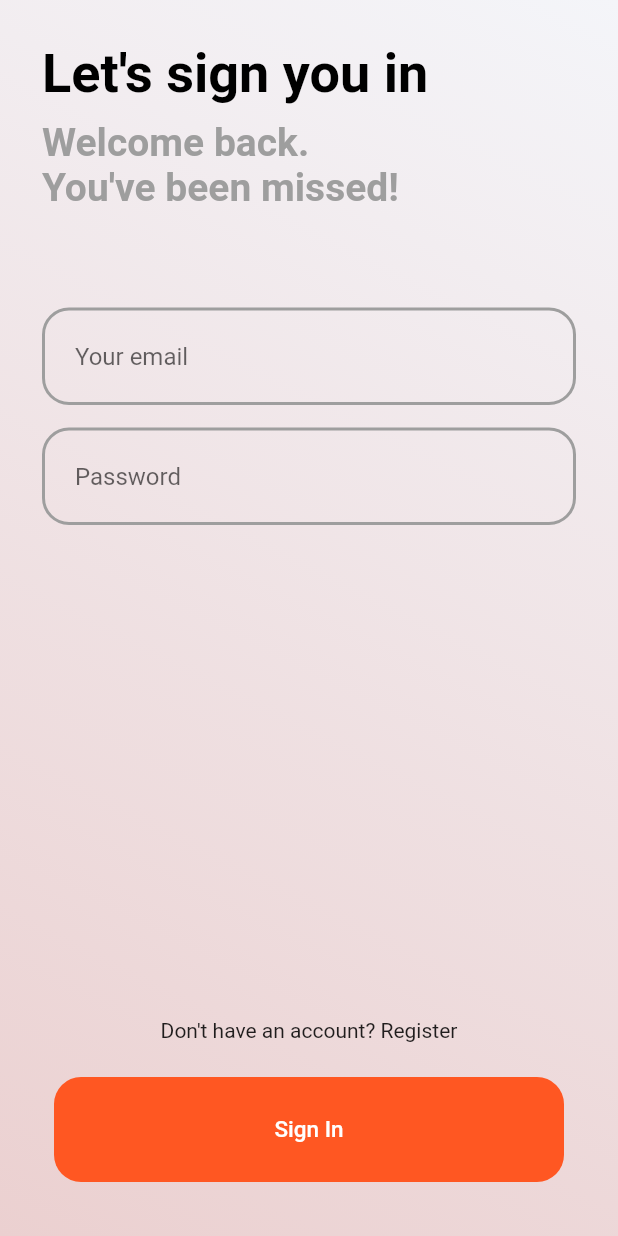
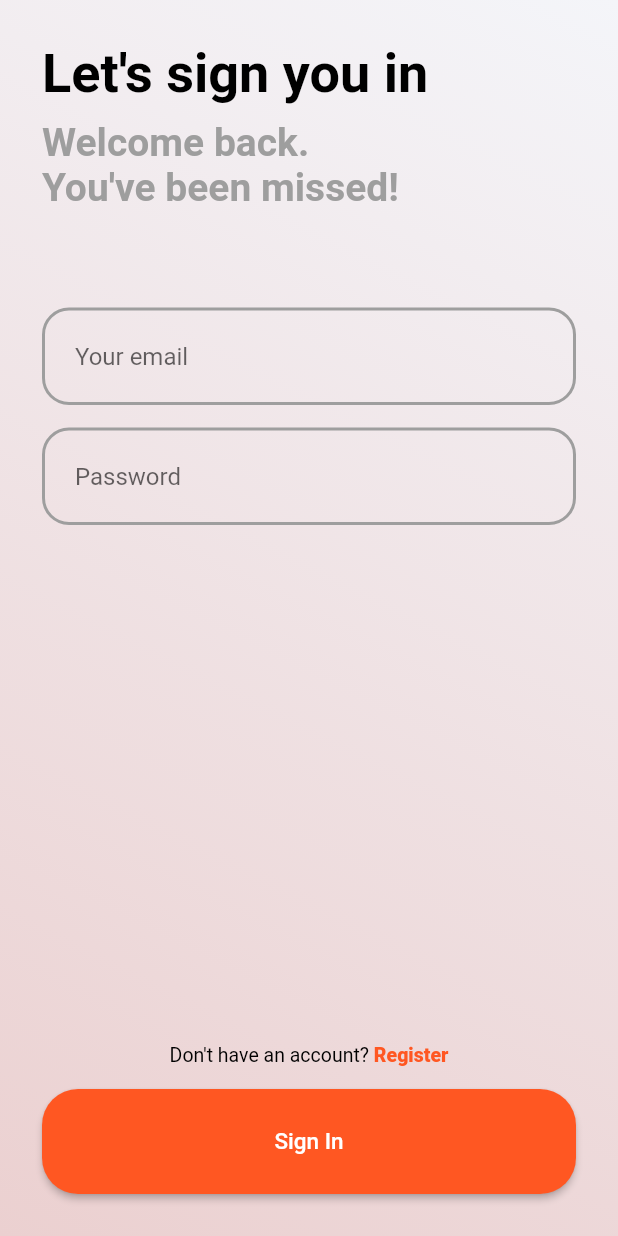
Before and after one commit to UncleVesemir/Graphql_banking_app, a Flutter app: the screen it shows after launch, after a tap on "Sign In", on a phone screen of 412 x 824 dp. Run offline on Flutter 3.47's test engine with Material 2 defaults, Android fonts, the phone set to English and light mode, and no system bars; our stand-ins replace flutter_svg_provider, graphql_flutter, hexcolor.

Commit message:
Finish Sign In/Registration page

```diff
--- a/lib/src/data/models/user.dart
+++ b/lib/src/data/models/user.dart
@@ -1 +1,33 @@
-class UserModel {}
+import 'dart:convert';
+
+import 'package:banking/src/domain/entities/card.dart';
+import 'package:banking/src/domain/entities/user.dart';
+
+part 'user_mapper.dart';
+
+UserModel userModelFromJson(String str) => UserModel.fromJson(json.decode(str));
+
+String userModelToJson(UserModel data) => json.encode(data.toJson());
+
+class UserModel extends User {
+  const UserModel({
+    required String uuid,
+    required String name,
+    required String email,
+    required String password,
+    required int id,
+    List<Card>? cards,
+  }) : super(
+          uuid: uuid,
+          name: name,
+          email: email,
+          password: password,
+          id: id,
+          cards: cards,
+        );
+
+  factory UserModel.fromJson(Map<String, dynamic> json) =>
+      _$UserModelFromJson(json);
+
+  Map<String, dynamic> toJson() => _$UserModelToJson(this);
+}
--- a/lib/src/data/network/query_mutation.dart
+++ b/lib/src/data/network/query_mutation.dart
@@ -15,6 +15,9 @@ class QueryMutation {
             user_name: \$name
           }) {
             user_id
+            user_email
+            user_password
+            user_name
           }
       }
       """;
--- a/lib/src/domain/entities/user.dart
+++ b/lib/src/domain/entities/user.dart
@@ -1,3 +1,5 @@
+import 'dart:convert';
+
 import 'card.dart';
 
 class User {
--- a/lib/src/presentation/styles.dart
+++ b/lib/src/presentation/styles.dart
@@ -29,6 +29,30 @@ class AppTextStyles {
     fontFamily: 'Fredoka SemiBold',
   );
 
+  static const TextStyle hyperLinkInactive = TextStyle(
+    fontSize: 13,
+    color: Colors.black,
+    fontWeight: FontWeight.w400,
+  );
+
+  static const TextStyle hyperLinkActive = TextStyle(
+    fontSize: 13,
+    color: Colors.deepOrange,
+    fontWeight: FontWeight.w800,
+  );
+
+  static const TextStyle errorValueBlack = TextStyle(
+    fontSize: 15,
+    color: Colors.black,
+    fontWeight: FontWeight.w600,
+  );
+
+  static const TextStyle errorValueOrange = TextStyle(
+    fontSize: 13,
+    color: Colors.deepOrange,
+    fontWeight: FontWeight.w800,
+  );
+
   static const TextStyle boldLowValueWhiteMedium = TextStyle(
     fontSize: 17,
     fontFamily: 'Fredoka SemiBold',
@@ -52,6 +76,20 @@ class AppTextStyles {
     fontSize: 36,
     // fontFamily: 'Fredoka SemiBold',
     fontWeight: FontWeight.w600,
+    color: Colors.black,
+  );
+
+  static const TextStyle loginGrey = TextStyle(
+    fontSize: 20,
+    // fontFamily: 'Fredoka SemiBold',
+    fontWeight: FontWeight.w400,
+    color: Colors.grey,
+  );
+
+  static const TextStyle loginBlack = TextStyle(
+    fontSize: 36,
+    // fontFamily: 'Fredoka SemiBold',
+    fontWeight: FontWeight.w800,
     color: Colors.black,
   );
 
--- a/lib/src/presentation/views/login/login.dart
+++ b/lib/src/presentation/views/login/login.dart
@@ -1,4 +1,5 @@
 import 'package:banking/src/presentation/styles.dart';
+import 'package:banking/src/presentation/views/login/register.dart';
 import 'package:banking/src/presentation/views/login/sign_in.dart';
 import 'package:flutter/material.dart';
 
@@ -12,7 +13,6 @@ class LoginPage extends StatefulWidget {
 class _LoginPageState extends State<LoginPage> {
   Widget _buildBody() {
     return Container(
-      // color: Colors.red,
       decoration: AppColors.appBackgroundGradient,
       child: SafeArea(
         child: Padding(
@@ -20,12 +20,23 @@ class _LoginPageState extends State<LoginPage> {
           child: Column(
             mainAxisAlignment: MainAxisAlignment.spaceBetween,
             children: [
-              Container(
-                width: 350,
-                height: 350,
-                color: Colors.white,
+              const SizedBox(height: 10),
+              Image.asset('assets/images/login.png'),
+              Column(
+                children: const [
+                  Text(
+                    'Daily operations on the go.',
+                    style: AppTextStyles.loginBlack,
+                    textAlign: TextAlign.center,
+                  ),
+                  SizedBox(height: 15),
+                  Text(
+                    'Enjoy simpler banking on the go with the Banking App. Available for our customers.',
+                    style: AppTextStyles.loginGrey,
+                    textAlign: TextAlign.center,
+                  ),
+                ],
               ),
-              Container(),
               Container(
                 width: double.infinity,
                 height: 70,
@@ -37,10 +48,23 @@ class _LoginPageState extends State<LoginPage> {
                   children: [
                     Flexible(
                       flex: 2,
-                      child: Container(
-                        decoration: BoxDecoration(
-                          color: Colors.white,
-                          borderRadius: BorderRadius.circular(24),
+                      child: ElevatedButton(
+                        onPressed: () {
+                          Navigator.push(
+                              context,
+                              MaterialPageRoute(
+                                  builder: (BuildContext ctx) =>
+                                      const RegisterPage()));
+                        },
+                        style: ButtonStyle(
+                          backgroundColor:
+                              MaterialStateProperty.all(Colors.white),
+                          shape:
+                              MaterialStateProperty.all<RoundedRectangleBorder>(
+                            RoundedRectangleBorder(
+                              borderRadius: BorderRadius.circular(24),
+                            ),
+                          ),
                         ),
                         child: const Center(
                           child: Text(
--- a/lib/src/presentation/views/login/sign_in.dart
+++ b/lib/src/presentation/views/login/sign_in.dart
@@ -1,9 +1,16 @@
 import 'package:banking/main.dart';
+import 'package:banking/src/data/models/user.dart';
 import 'package:banking/src/data/network/query_mutation.dart';
 import 'package:banking/src/presentation/styles.dart';
+import 'package:banking/src/presentation/utils/clippers.dart';
+import 'package:banking/src/presentation/utils/helper_widgets.dart';
 import 'package:banking/src/presentation/views/home.dart';
+import 'package:flutter/gestures.dart';
 import 'package:flutter/material.dart';
 import 'package:graphql_flutter/graphql_flutter.dart';
+import 'dart:convert' as convert;
+
+import 'register.dart';
 
 class SignInPage extends StatefulWidget {
   const SignInPage({Key? key}) : super(key: key);
@@ -66,14 +73,40 @@ class _SignInPageState extends State<SignInPage> {
   Widget _signInButtons() {
     return Column(
       children: [
-        const Text('Don\'t have an account? Register'),
+        RichText(
+          textAlign: TextAlign.start,
+          text: TextSpan(
+            text: 'Don\'t have an account? ',
+            style: AppTextStyles.hyperLinkInactive,
+            children: <TextSpan>[
+              TextSpan(
+                text: 'Register',
+                style: AppTextStyles.hyperLinkActive,
+                recognizer: TapGestureRecognizer()
+                  ..onTap = () => UtilsWidget.navigateToScreen(
+                      context, const RegisterPage()),
+              ),
+            ],
+          ),
+        ),
         const SizedBox(height: 15),
-        TextButton(
+        SizedBox(
+          width: double.infinity,
+          height: 70,
+          child: ElevatedButton(
+            style: ButtonStyle(
+              backgroundColor: MaterialStateProperty.all(Colors.deepOrange),
+              shape: MaterialStateProperty.all<RoundedRectangleBorder>(
+                RoundedRectangleBorder(
+                  borderRadius: BorderRadius.circular(24),
+                ),
+              ),
+            ),
             onPressed: () async {
               if (_emailController.text.isNotEmpty &&
                   _passwordController.text.isNotEmpty) {
-              var email = _emailController.text.trim();
-              var password = _passwordController.text.trim();
+                var email = _emailController.text.trim().toLowerCase();
+                var password = _passwordController.text.trim().toLowerCase();
                 GraphQLClient _client = graphQLConfiguration.clientToQuery();
                 QueryResult result = await _client.query(
                   QueryOptions(
@@ -81,26 +114,37 @@ class _SignInPageState extends State<SignInPage> {
                     variables: addMutation.loginVariables(email, password),
                   ),
                 );
-              print(result.data);
                 if (result.hasException) {
                   print(result.exception);
                 } else {
-                Navigator.push(
+                  if (result.data!['user'].toString().length > 10) {
+                    print(result.data!['user'].toString());
+                    var user = UserModel.fromJson(result.data!['user'][0]);
+                    UtilsWidget.showInfoSnackBar(
                       context,
-                    MaterialPageRoute(
-                        builder: (BuildContext ctx) => const Home()));
+                      'Logged as ${user.name}',
+                    );
+                    UtilsWidget.navigateToScreen(context, const Home());
+                  } else {
+                    UtilsWidget.showInfoSnackBar(
+                      context,
+                      'Incorrect email or password',
+                    );
+                  }
+                }
+
+                if (result.hasException) {
+                  print(result.exception);
+                } else {
+                  // Navigator.push(
+                  //     context,
+                  //     MaterialPageRoute(
+                  //         builder: (BuildContext ctx) => const Home()));
                 }
               }
             },
-          child: Container(
-            height: 70,
-            decoration: BoxDecoration(
-              color: Colors.deepOrange,
-              borderRadius: BorderRadius.circular(18),
-            ),
-            child: const Center(
-              child: Text('Sign In', style: AppTextStyles.boldLowValueWhite),
-            ),
+            child:
+                const Text('Sign In', style: AppTextStyles.boldLowValueWhite),
           ),
         ),
       ],
```
Also changed, not shown: lib/src/data/models/user_mapper.dart (added, +19 -0 lines), lib/src/presentation/utils/helper_widgets.dart (added, +34 -0 lines), lib/src/presentation/views/login/register.dart (+200 -0 lines), assets/images/login.png (added). Lines whose indentation alone changed are shown as unchanged.
